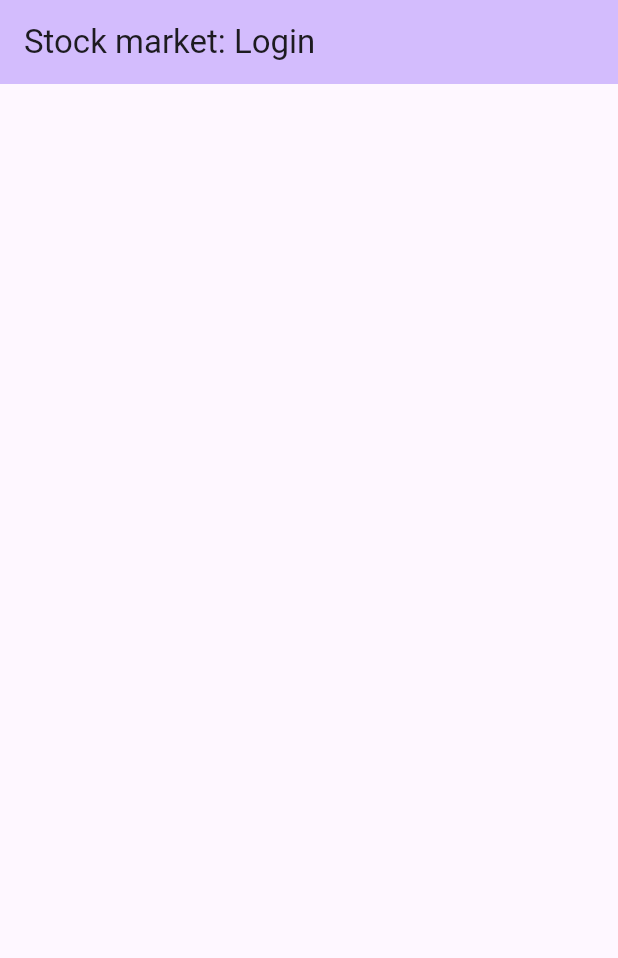
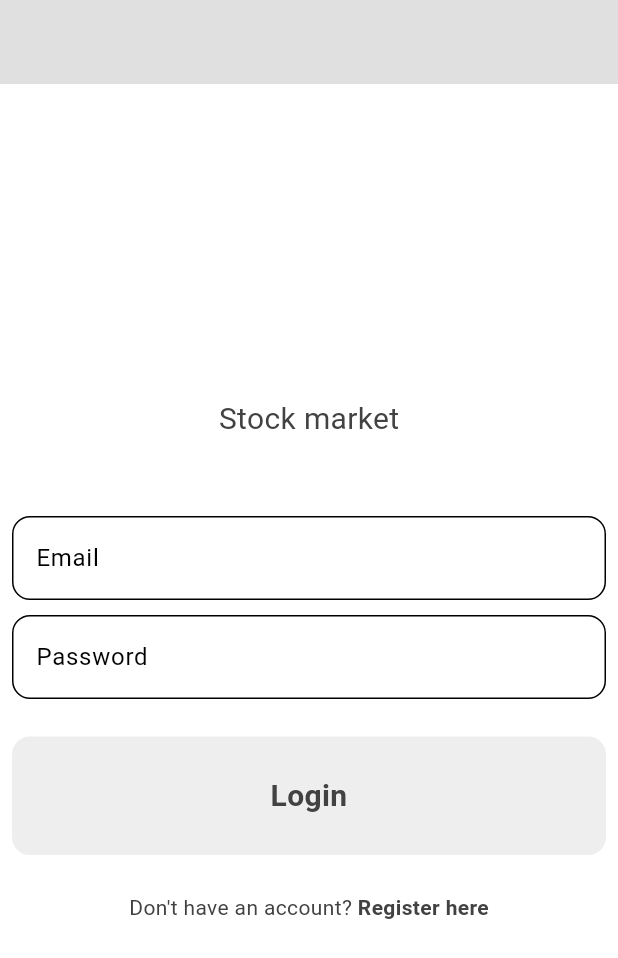
Before and after one commit to sailordi/stock-market, a Flutter app: the screen it shows after launch, on a phone screen of 412 x 824 dp. Shown: the top 958 px of the screen. Run offline on Flutter 3.47's test engine with Material 3 defaults, Android fonts, the light colour scheme and no system bars; our stand-ins replace cloud_firestore, firebase_auth, firebase_core; accounts and stored records are empty.

Commit message:
Added login, dark and light mode and updated class names

```diff
--- /dev/null
+++ b/stock_market/lib/adapter/firebaseAdapter.dart
@@ -0,0 +1,52 @@
+import 'package:cloud_firestore/cloud_firestore.dart';
+import 'package:firebase_auth/firebase_auth.dart';
+
+import '../../models/myTransaction.dart';
+import '../../models/appInfo.dart';
+
+class FirebaseAdapter {
+  CollectionReference users = FirebaseFirestore.instance.collection("users");
+  CollectionReference stocks = FirebaseFirestore.instance.collection("stocks");
+  CollectionReference transactions = FirebaseFirestore.instance.collection("transactions");
+
+  FirebaseAdapter();
+
+  Future<void> register(String username,String email,String password) async {
+    UserCredential c = await FirebaseAuth.instance.createUserWithEmailAndPassword(email: email, password: password);
+    String id = c.user!.uid;
+
+
+    users.doc(email).set({
+      "id":id,
+      "email":email,
+      "username":username,
+    });
+    DateTime time = DateTime.now();
+
+    MyTransaction t = MyTransaction(userId: id,timeStamp: time,action: Action.deposit,amount: StartMoney);
+
+    await addTransaction(t);
+
+    return;
+  }
+
+  Future<void> login(String user,String password) async {
+    await FirebaseAuth.instance.signInWithEmailAndPassword(email: user,password: password);
+  }
+
+  Future<void> addTransaction(MyTransaction t) async {
+    transactions.add({
+      "userId":t.userId,
+      "time":t.timeStamp,
+      "action":t.action.name,
+      "amount":t.amount,
+      "ticker": t.ticker ?? "",
+      "stocks":t.stocks ?? 0,
+      "price": t.price ?? 0,
+    });
+
+    return;
+  }
+
+
+}
--- /dev/null
+++ b/stock_market/lib/helper/myTheme.dart
@@ -0,0 +1,37 @@
+import 'package:flutter/material.dart';
+
+class MyTheme {
+
+  static ThemeData darkMode() {
+    return ThemeData(
+        brightness: Brightness.dark,
+        colorScheme: ColorScheme.dark(
+          background: Colors.grey.shade900,
+          primary: Colors.grey.shade800,
+          secondary: Colors.grey.shade700,
+          inversePrimary: Colors.grey.shade500,
+        ),
+        textTheme: ThemeData.dark().textTheme.apply(
+            bodyColor: Colors.grey[300],
+            displayColor: Colors.white
+        )
+    );
+  }
+
+  static ThemeData lightMode() {
+    return ThemeData(
+      brightness: Brightness.light,
+      colorScheme: ColorScheme.light(
+        background: Colors.grey.shade300,
+        primary: Colors.grey.shade200,
+        secondary: Colors.grey.shade400,
+        inversePrimary: Colors.grey.shade800,
+      ),
+      textTheme: ThemeData.light().textTheme.apply(
+        bodyColor: Colors.grey[800],
+        displayColor: Colors.black
+      )
+    );
+  }
+
+}
--- a/stock_market/lib/main.dart
+++ b/stock_market/lib/main.dart
@@ -1,8 +1,8 @@
 import 'package:firebase_core/firebase_core.dart';
 import 'package:flutter/material.dart';
 import 'package:stock_market/firebase_options.dart';
-import 'package:stock_market/views/auth/loginView.dart';
-import 'package:stock_market/views/auth/registerView.dart';
+import 'package:stock_market/helper/myTheme.dart';
+import 'package:stock_market/views/auth/authView.dart';
 import 'package:stock_market/views/profile/profileView.dart';
 import 'package:stock_market/views/stocks/stockView.dart';
 import 'package:stock_market/views/stocks/stocksView.dart';
@@ -23,14 +23,10 @@
   Widget build(BuildContext context) {
     return MaterialApp(
       title: 'Stock market',
-      theme: ThemeData(
-        colorScheme: ColorScheme.fromSeed(seedColor: Colors.deepPurple),
-        useMaterial3: true,
-      ),
-      initialRoute: "/",
+      theme: MyTheme.lightMode(),
+      darkTheme: MyTheme.darkMode(),
       routes: {
-        "/": (context) => const LoginView(),
-        "/register": (context) => const RegisterView(),
+        "/": (context) => const AuthView(),
         "/profile": (context) => const ProfileView(),
         "/stock": (context) => const StockView(),
         "/stocks": (context) => const StocksView(),
--- /dev/null
+++ b/stock_market/lib/models/myTransaction.dart
@@ -0,0 +1,20 @@
+
+enum Action{buy,sell,deposit}
+
+class MyTransaction {
+  final String userId;
+  final String? ticker;
+  final DateTime timeStamp;
+  final Action action;
+  final double amount;
+  final double? price;
+  final double? stocks;
+
+  MyTransaction({required this.userId,this.ticker,required this.timeStamp,required this.action,required this.amount,this.price,this.stocks});
+
+  double result(double current) {
+    return price! -current;
+  }
+
+
+}
--- a/stock_market/lib/models/stock.dart
+++ b/stock_market/lib/models/stock.dart
@@ -1,4 +1,4 @@
-import '../models/transaction.dart';
+import '../models/myTransaction.dart';
 
 
 class Stock {
@@ -6,7 +6,7 @@ class Stock {
   final String ticker;
   final String name;
   final double? invested;
-  final List<Transaction>? transactions;
+  final List<MyTransaction>? transactions;
 
   Stock({required this.userId,required this.ticker,required this.name,this.invested,this.transactions});
 
@@ -24,7 +24,7 @@ class Stock {
     }
     double ret = 0;
 
-    for(Transaction t in transactions!) {
+    for(MyTransaction t in transactions!) {
       ret += t.result(current);
     }
 
--- a/stock_market/lib/models/transaction.dart
+++ /dev/null
@@ -1,19 +0,0 @@
-
-enum Action{buy,sell,deposit}
-
-class Transaction {
-  final int userId;
-  final String ticker;
-  final DateTime timeStamp;
-  final Action action;
-  final double amount;
-  final double? price;
-
-  Transaction({required this.userId,required this.ticker,required this.timeStamp,required this.action,required this.amount,required this.price});
-
-  double result(double current) {
-    return price! -current;
-  }
-
-
-}
--- /dev/null
+++ b/stock_market/lib/views/auth/authView.dart
@@ -0,0 +1,38 @@
+import 'package:flutter/material.dart';
+
+import 'loginView.dart';
+import 'registerView.dart';
+
+class AuthView extends StatefulWidget {
+  const AuthView({super.key});
+
+  @override
+  State<AuthView> createState() => _AuthViewState();
+}
+
+class _AuthViewState extends State<AuthView> {
+  bool login = true;
+
+  @override
+  void initState() {
+    super.initState();
+  }
+
+  void switchView() {
+    setState(() {
+      login = !login;
+    });
+
+  }
+
+  @override
+  Widget build(BuildContext context) {
+    if(login) {
+      return LoginView(tap: switchView);
+    }else {
+      return RegisterView(tap: switchView);
+    }
+
+  }
+
+}
--- a/stock_market/lib/views/auth/loginView.dart
+++ b/stock_market/lib/views/auth/loginView.dart
@@ -1,29 +1,108 @@
+import 'package:firebase_auth/firebase_auth.dart';
 import 'package:flutter/material.dart';
 
+import '../../adapter/firebaseAdapter.dart';
+import '../../helper/helper.dart';
+import '../../widgets/myButton.dart';
+import '../../widgets/myTextField.dart';
+
 class LoginView extends StatefulWidget {
-  const LoginView({super.key});
+  final void Function()? tap;
+
+  const LoginView({super.key, this.tap});
 
   @override
   State<LoginView> createState() => _LoginViewState();
 }
 
 class _LoginViewState extends State<LoginView> {
+  final FirebaseAdapter  firebaseA = FirebaseAdapter();
+  final TextEditingController emailC = TextEditingController();
+  final TextEditingController passwordC = TextEditingController();
 
-  @override
-  void initState() {
-    super.initState();
+  String errorCheck() {
+    String ret = "";
+
+    if(emailC.text.isEmpty) {
+      if(ret.isNotEmpty) { ret += "\n"; }
+      ret += "No email entered";
+    }
+    if(passwordC.text.isEmpty) {
+      if(ret.isNotEmpty) { ret += "\n"; }
+      ret += "No password entered";
+    }
+
+    return ret;
+  }
+
+  void login() async {
+    Helper.circleDialog(context);
+
+    String err = errorCheck();
+
+    if(err.isNotEmpty) {
+      Navigator.pop(context);
+
+      Helper.messageToUser(err,context);
+
+      return;
+    }
+
+    try {
+      firebaseA.login(emailC.text,passwordC.text);
+    } on FirebaseAuthException catch(e) {
+      Navigator.pop(context);
+      Helper.messageToUser(e.code,context);
+    }
+
   }
 
   @override
   Widget build(BuildContext context) {
-
     return Scaffold(
       appBar: AppBar(
-        backgroundColor: Theme.of(context).colorScheme.inversePrimary,
-        title: const Text("Stock market: Login"),
+        backgroundColor: Theme.of(context).colorScheme.background,
+      ),
+      body: Padding(
+        padding: const EdgeInsets.all(8.0),
+        child: Center(
+          child: Column(
+            mainAxisAlignment: MainAxisAlignment.center,
+            children: [
+              //App name
+              const Text("Stock market",style: TextStyle(fontSize: 20) ),
+              const SizedBox(height: 50,),
+              //Email
+              MyTextField(hint: "Email", controller: emailC),
+              const SizedBox(height: 10,),
+              //Password
+              MyTextField(hint: "Password", controller: passwordC,obscure: true),
+              const SizedBox(height: 25,),
+              //Login
+              MyButton(text: "Login", tap: login),
+              const SizedBox(height: 25,),
+              //Register
+              Row(
+                mainAxisAlignment: MainAxisAlignment.center,
+                children: [
+                  Text("Don't have an account?",
+                    style: TextStyle(
+                      color: Theme.of(context).colorScheme.inversePrimary
+                    ),
+                  ),
+                  GestureDetector(
+                    onTap: widget.tap,
+                    child: const Text(" Register here",
+                      style: TextStyle(fontWeight: FontWeight.bold),
+                    ),
+                  )
+                ],
+              ),
+            ],
+          ),
+        ),
       ),
     );
 
   }
-
 }
--- /dev/null
+++ b/stock_market/lib/widgets/myButton.dart
@@ -0,0 +1,34 @@
+import 'package:flutter/material.dart';
+
+class MyButton extends StatelessWidget {
+  final String text;
+  final void Function()? tap;
+
+  const MyButton({super.key,required this.text,required this.tap});
+
+  @override
+  Widget build(BuildContext context) {
+    return Row(
+      mainAxisAlignment: MainAxisAlignment.center,
+      children: [
+        Expanded(
+          child:GestureDetector(
+            onTap: tap,
+            child: Container(
+              decoration: BoxDecoration(
+                color: Theme.of(context).colorScheme.primary,
+                borderRadius: BorderRadius.circular(12),
+              ),
+              padding: const EdgeInsets.all(25),
+              child: Text(text,
+                  textAlign: TextAlign.center,
+                  style: const TextStyle(fontWeight: FontWeight.bold,fontSize: 20)
+              ),
+            ),
+          )
+        )
+      ]
+    );
+  }
+
+}
--- /dev/null
+++ b/stock_market/lib/widgets/myTextField.dart
@@ -0,0 +1,23 @@
+import 'package:flutter/material.dart';
+
+class MyTextField extends StatelessWidget {
+  final String hint;
+  final bool obscure;
+  final TextEditingController controller;
+
+  const MyTextField({super.key,required this.hint,this.obscure = false,required this.controller});
+
+  @override
+  Widget build(BuildContext context) {
+    return TextField(controller: controller,
+      decoration: InputDecoration(
+        border: OutlineInputBorder(
+          borderRadius: BorderRadius.circular(12)
+        ),
+        hintText: hint
+      ),
+      obscureText: obscure,
+    );
+  }
+
+}
```
Also changed, not shown: stock_market/lib/adapter/databaseAdapter.dart (deleted, +0 -9 lines), stock_market/lib/helper/helper.dart (added, +23 -0 lines), stock_market/lib/views/auth/registerView.dart (+98 -9 lines), 4 other files.
